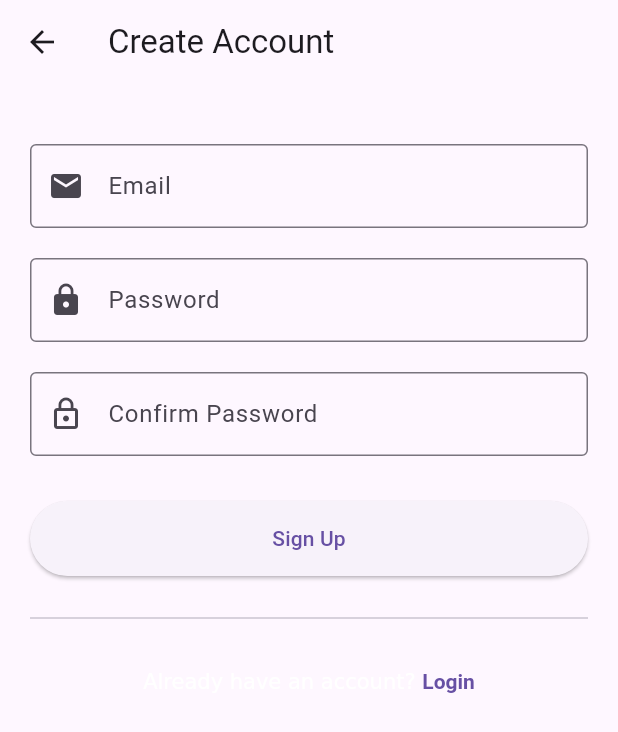
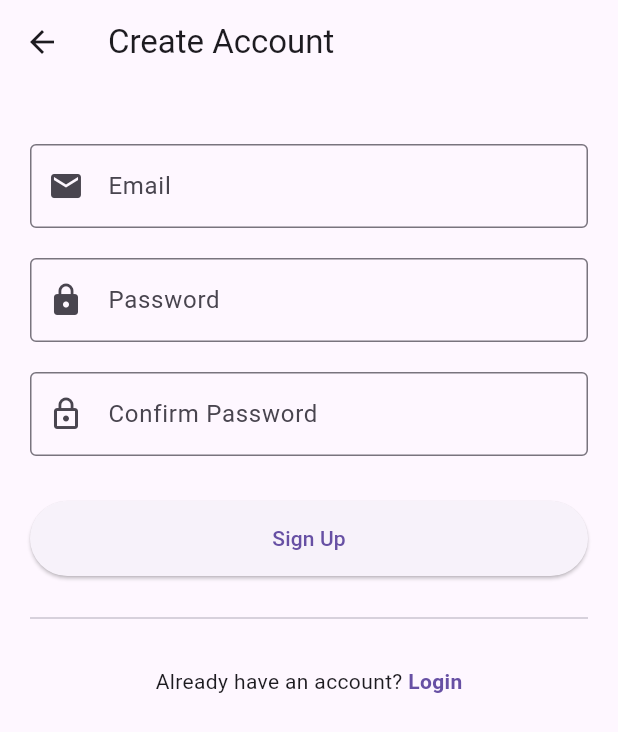
Before and after one commit to abhishekib/expense_tracker, a Flutter app: the SignupScreen screen opened directly, on a phone screen of 412 x 824 dp. Shown: the top 732 px of the screen. Run offline on Flutter 3.47's test engine with Material 3 defaults, Android fonts, the phone set to English and light mode, and no system bars; our stand-ins replace cloud_firestore, csv, firebase_auth, firebase_core, fl_chart, google_sign_in; accounts and stored records are empty.

Commit message:
Update text style for login prompt in SignupScreen to use bodyMedium for consistency

```diff
--- a/lib/screens/auth/signup_screen.dart
+++ b/lib/screens/auth/signup_screen.dart
@@ -134,7 +134,7 @@ class _SignupScreenState extends State<SignupScreen> {
                   child: RichText(
                     text: TextSpan(
                       text: 'Already have an account? ',
-                      // style: Theme.of(context).textTheme.bodyText2,
+                      style: Theme.of(context).textTheme.bodyMedium,
                       children: [
                         TextSpan(
                           text: 'Login',
```
